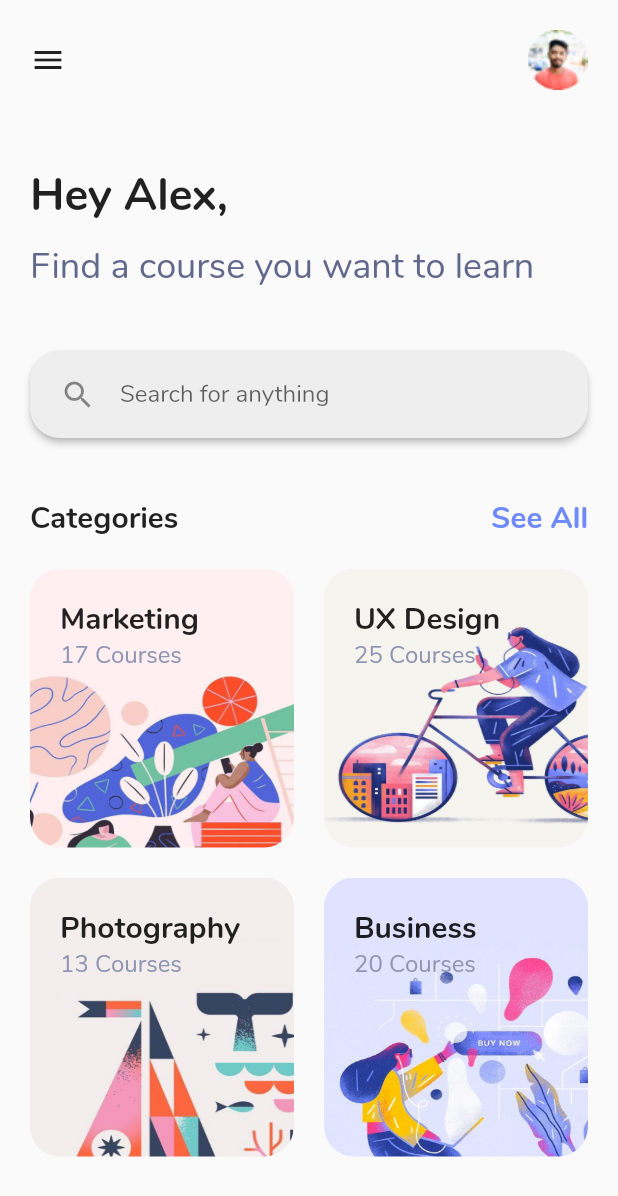
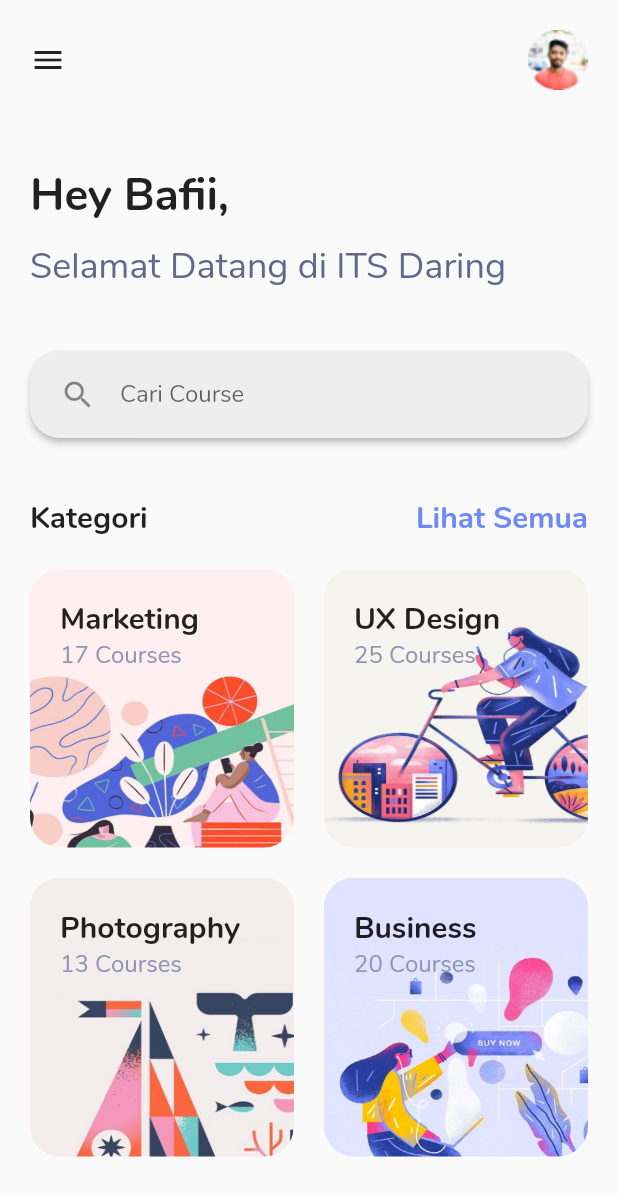
Before and after one commit to novyantsp/Tekber-Online-Course, a Flutter app: the screen it shows after launch, on a phone screen of 412 x 824 dp. Shown: the top 1196 px of the screen. Run offline on Flutter 3.47's test engine with Material 2 defaults, Android fonts, the phone set to English and light mode, and no system bars.

Commit message:
bafi : tes commit

```diff
--- a/lib/detail_screen.dart
+++ b/lib/detail_screen.dart
@@ -195,7 +195,7 @@ class DetailScreen extends StatelessWidget {
                       padding:
                           EdgeInsets.symmetric(vertical: 10, horizontal: 90),
                       child: Text(
-                        'Buy Now',
+                        'Enroll Sekarang',
                         style: TextStyle(
                           color: Colors.white,
                           fontSize: 20,
--- a/lib/home_screen.dart
+++ b/lib/home_screen.dart
@@ -24,7 +24,7 @@ class HomeScreen extends StatelessWidget {
                 height: 50,
               ),
               Text(
-                'Hey Alex,',
+                'Hey Bafii,',
                 style: TextStyle(
                   fontWeight: FontWeight.bold,
                   fontSize: 30,
@@ -34,7 +34,7 @@ class HomeScreen extends StatelessWidget {
                 height: 10,
               ),
               Text(
-                'Find a course you want to learn',
+                'Selamat Datang di ITS Daring',
                 style: TextStyle(
                   fontSize: 24,
                   color: Color(0xff61688B),
@@ -52,7 +52,7 @@ class HomeScreen extends StatelessWidget {
                 padding: EdgeInsets.symmetric(vertical: 5, horizontal: 20),
                 child: TextField(
                   decoration: InputDecoration(
-                    hintText: 'Search for anything',
+                    hintText: 'Cari Course',
                     border: InputBorder.none,
                     icon: Icon(Icons.search),
                   ),
@@ -65,14 +65,14 @@ class HomeScreen extends StatelessWidget {
                 mainAxisAlignment: MainAxisAlignment.spaceBetween,
                 children: <Widget>[
                   Text(
-                    'Categories',
+                    'Kategori',
                     style: TextStyle(
                       fontWeight: FontWeight.bold,
                       fontSize: 20,
                     ),
                   ),
                   Text(
-                    'See All',
+                    'Lihat Semua',
                     style: TextStyle(
                       fontWeight: FontWeight.bold,
                       fontSize: 20,
```
Also changed, not shown: lib/home_screen copy.dart (deleted, +0 -100 lines).
